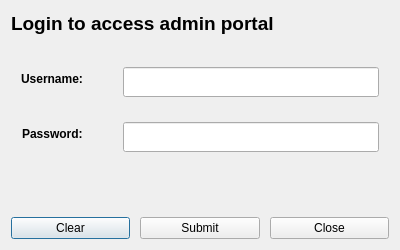
First picture: the form in UI/uifiles/pwd.ui, repository ayushr01/Library-Management-System, before the edit.
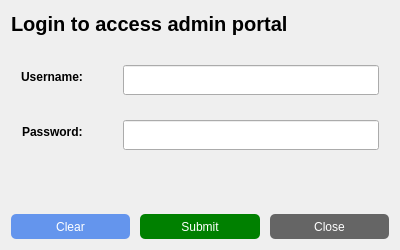
Second picture: the form after the edit.

Commit message: Updated pwd screen

What changed in the file:
```diff
--- a/UI/uifiles/pwd.ui
+++ b/UI/uifiles/pwd.ui
@@ -25,7 +25,7 @@
   <property name="windowTitle">
    <string>Dialog</string>
   </property>
-  <layout class="QVBoxLayout" name="verticalLayout" stretch="1,5,1,1">
+  <layout class="QVBoxLayout" name="verticalLayout" stretch="1,5,1,2">
    <property name="spacing">
     <number>10</number>
    </property>
@@ -33,7 +33,7 @@
     <widget class="QLabel" name="info">
      <property name="font">
       <font>
-       <pointsize>14</pointsize>
+       <pointsize>15</pointsize>
        <bold>true</bold>
       </font>
      </property>
@@ -121,15 +121,38 @@
        <bold>true</bold>
       </font>
      </property>
+     <property name="styleSheet">
+      <string notr="true">color: orange</string>
+     </property>
      <property name="text">
       <string/>
      </property>
+     <property name="alignment">
+      <set>Qt::AlignCenter</set>
+     </property>
     </widget>
    </item>
    <item>
     <layout class="QHBoxLayout" name="buttonlayout">
      <item>
       <widget class="QPushButton" name="clearbutton">
+       <property name="minimumSize">
+        <size>
+         <width>0</width>
+         <height>25</height>
+        </size>
+       </property>
+       <property name="styleSheet">
+        <string notr="true">QPushButton#clearbutton{
+	background-color: cornflowerblue;
+	border-radius: 5px;
+	color: white;
+}
+
+QPushButton#clearbutton:hover{
+	border: 2px solid teal;
+}</string>
+       </property>
        <property name="text">
         <string>Clear</string>
        </property>
@@ -137,8 +160,22 @@
      </item>
      <item>
       <widget class="QPushButton" name="submitbutton">
+       <property name="minimumSize">
+        <size>
+         <width>0</width>
+         <height>25</height>
+        </size>
+       </property>
        <property name="styleSheet">
-        <string notr="true"/>
+        <string notr="true">QPushButton#submitbutton{
+	background-color: green;
+	border-radius: 5px;
+	color: white;
+}
+
+QPushButton#submitbutton:hover{
+	border: 2px solid teal;
+}</string>
        </property>
        <property name="text">
         <string>Submit</string>
@@ -147,6 +184,23 @@
      </item>
      <item>
       <widget class="QPushButton" name="closebutton">
+       <property name="minimumSize">
+        <size>
+         <width>0</width>
+         <height>25</height>
+        </size>
+       </property>
+       <property name="styleSheet">
+        <string notr="true">QPushButton#closebutton{
+	background-color: #656565;
+	border-radius: 5px;
+	color: white;
+}
+
+QPushButton#closebutton:hover{
+	border: 2px solid teal;
+}</string>
+       </property>
        <property name="text">
         <string>Close</string>
        </property>
```
Left out of the diff: 2 changed lines with no effect on the pictures. The commit also changes 2 other files.
